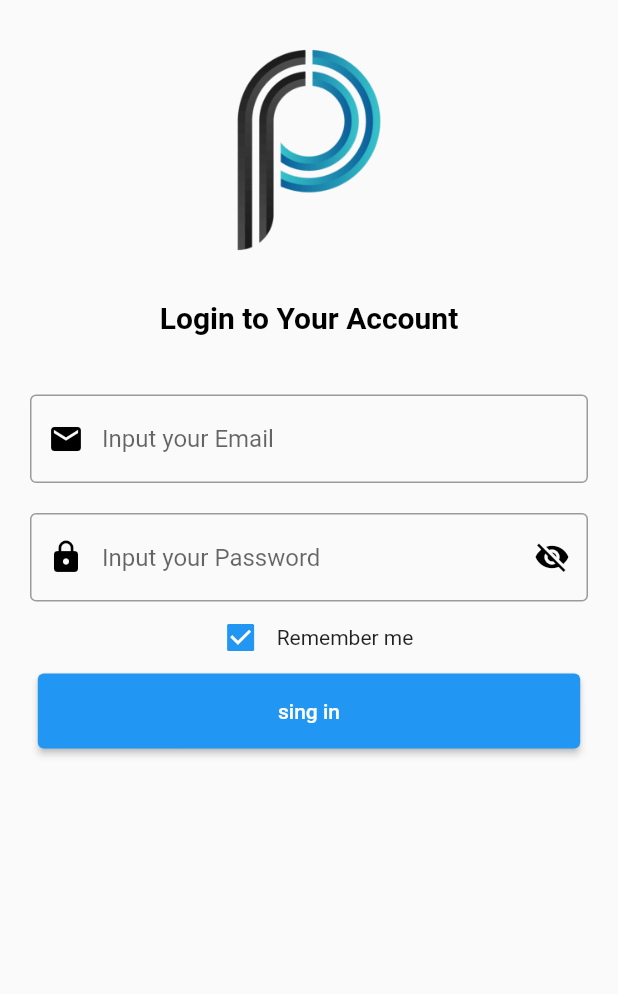
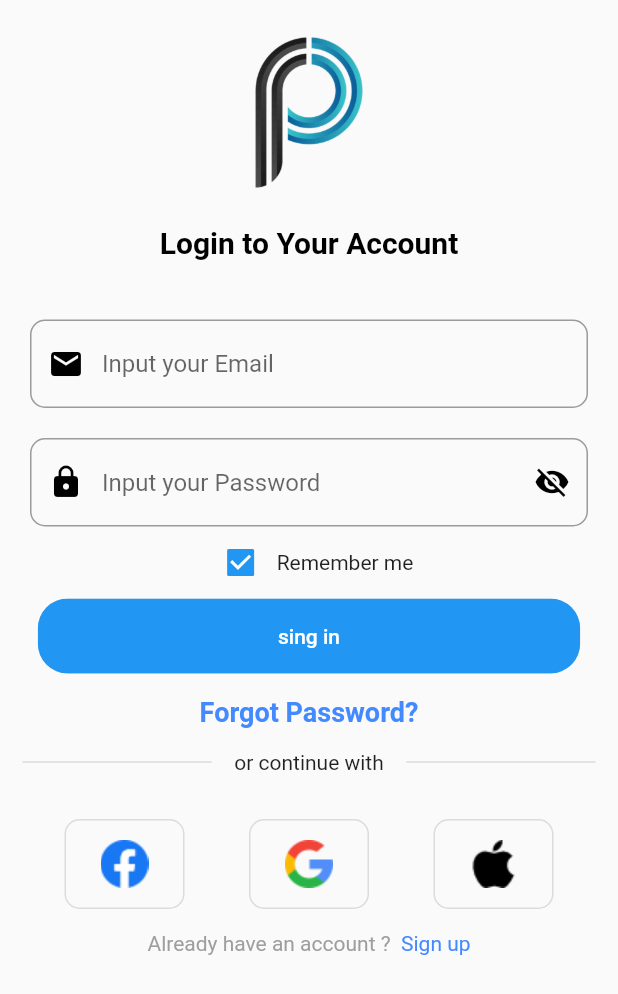
Before and after one commit to VISAL-NY/demo, a Flutter app: the LoginPage widget shown alone on an empty page, opened directly, on a phone screen of 412 x 824 dp. Shown: the top 994 px of the screen. Run offline on Flutter 3.47's test engine with Material 2 defaults, Android fonts, the phone set to English and light mode, and no system bars.

Commit message:
add seconde page and complete login page

```diff
--- a/lib/pages/login_page.dart
+++ b/lib/pages/login_page.dart
@@ -21,8 +21,8 @@ class _LoginPageState extends State<LoginPage> {
         child: Column(
           children: [
                 Container(
-                    height: 200,
-                    width: 200,
+                    height: 150,
+                    width: 150,
                     child: Image.asset('asset/logo.png')
                 ),
             Text("Login to Your Account",style: TextStyle(
@@ -38,7 +38,7 @@ class _LoginPageState extends State<LoginPage> {
                 keyboardType: TextInputType.emailAddress,
                 decoration: InputDecoration(
                   prefixIcon: Icon(Icons.mail,color: Colors.black,),
-                  border: OutlineInputBorder(),
+                  border: OutlineInputBorder(borderRadius: BorderRadius.circular(10)),
                   hintText:"Input your Email",
 
                 ),
@@ -51,8 +51,9 @@ class _LoginPageState extends State<LoginPage> {
                 keyboardType: TextInputType.visiblePassword,
                 obscureText: securText?true:false,
                 decoration: InputDecoration(
+
                   prefixIcon: Icon(Icons.lock,color: Colors.black,),
-                  border: OutlineInputBorder(),
+                  border: OutlineInputBorder(borderRadius: BorderRadius.circular(10)),
                   hintText:"Input your Password",
                   suffixIcon: IconButton(
                     icon: securText?Icon(Icons.visibility_off,color: Colors.black,):Icon(Icons.visibility,color: Colors.black,),
@@ -78,10 +79,10 @@ class _LoginPageState extends State<LoginPage> {
                 ],
               ),
             ),
-            ElevatedButton(
-
+            ClipRRect(
+              borderRadius: BorderRadius.circular(20),
+              child: ElevatedButton(
                   onPressed:(){
-
                       if(_emailcontroller=="admin@gmail.com" && _password=="admin"){
                         print("successful");
                       }
@@ -100,6 +101,104 @@ class _LoginPageState extends State<LoginPage> {
                   ),
                   child: Text("sing in"),
                 ),
+              ),
+            ),
+            Container(
+              margin: EdgeInsets.only(top: 15),
+              child: Text(
+                "Forgot Password?",
+                style: TextStyle(
+                  color: Colors.blueAccent,
+                  fontSize: 18.0,
+                  fontWeight: FontWeight.bold
+                ),
+              ),
+            ),
+            Container(
+              margin: EdgeInsets.only(top: 15),
+              child: Row(
+                mainAxisAlignment: MainAxisAlignment.center,
+                children: [
+                  Expanded(
+                      child: Padding(
+                        padding: const EdgeInsets.only(left: 15,right: 15),
+                        child: Divider(
+                          thickness: 1,
+                        ),
+                      )
+                  ),
+                  Text("or continue with"),
+                  Expanded(
+                      child: Padding(
+                        padding: const EdgeInsets.only(left: 15,right: 15),
+                        child: Divider(
+                          thickness: 1,
+                        ),
+                      ))
+
+                ],
+              ),
+            ),
+            Container(
+              margin: EdgeInsets.only(top: 30),
+              child: Row(
+                //crossAxisAlignment: CrossAxisAlignment.center,
+                mainAxisAlignment: MainAxisAlignment.spaceEvenly,
+                children: [
+                  Container(
+                    width: 80,
+                    height: 60,
+                    decoration: BoxDecoration(
+                       // color: Colors.blueAccent,
+                      border: Border.all(color: Colors.black12),
+                        borderRadius: BorderRadius.circular(10)
+                    ),
+                    child: Image.asset("asset/002-facebook.png"),
+                  ),
+                Container(
+                  width: 80,
+                  height: 60,
+                  decoration: BoxDecoration(
+                      border: Border.all(color: Colors.black12),
+                     // color: Colors.blueAccent,
+                      borderRadius: BorderRadius.circular(10)
+                  ),
+                  child: Image.asset("asset/001-search.png"),
+                ),
+                  Container(
+                    width: 80,
+                    height: 60,
+                    decoration: BoxDecoration(
+                        //color: Colors.blueAccent,
+                      border: Border.all(color: Colors.black12),
+                        borderRadius: BorderRadius.circular(10)
+                    ),
+                    child: Container(
+                        height: 2,
+                        width: 2,
+                        child:Image.asset("asset/003-apple.png")),
+                  ),
+                ],
+              ),
+            ),
+            Container(
+              margin: EdgeInsets.only(top: 15),
+              child: RichText(
+                text:TextSpan(
+                  text: "Already have an account ?",
+                  style: TextStyle(
+                    color: Colors.grey
+                  ),
+                  children: [
+                    TextSpan(
+                      text: "  Sign up",
+                      style: TextStyle(
+                        color: Colors.blueAccent
+                      )
+                    )
+                  ]
+                )
+              ),
             )
           ],
         ),
--- a/pubspec.yaml
+++ b/pubspec.yaml
@@ -20,7 +20,7 @@ publish_to: 'none' # Remove this line if you wish to publish to pub.dev
 version: 1.0.0+1
 
 environment:
-  sdk: '>=2.18.2 <3.0.0'
+  sdk: '>=2.17.2 <3.0.0'
 
 # Dependencies specify other packages that your package needs in order to work.
 # To automatically upgrade your package dependencies to the latest versions
@@ -62,6 +62,10 @@ flutter:
   # To add assets to your application, add an assets section, like this:
   assets:
     - asset/logo.png
+    - asset/google.webp
+    - asset/001-search.png
+    - asset/002-facebook.png
+    - asset/003-apple.png
   #   - images/a_dot_ham.jpeg
 
   # An image asset can refer to one or more resolution-specific "variants", see
```
Also changed, not shown: lib/main.dart (+6 -3 lines), lib/pages/second_page.dart (added, +58 -0 lines), asset/001-search.png (added), asset/002-facebook.png (added), asset/003-apple.png (added), asset/apple.png (added), asset/facebook.webp (added), asset/google.webp (added), pubspec.lock. Lines whose indentation alone changed are shown as unchanged.
